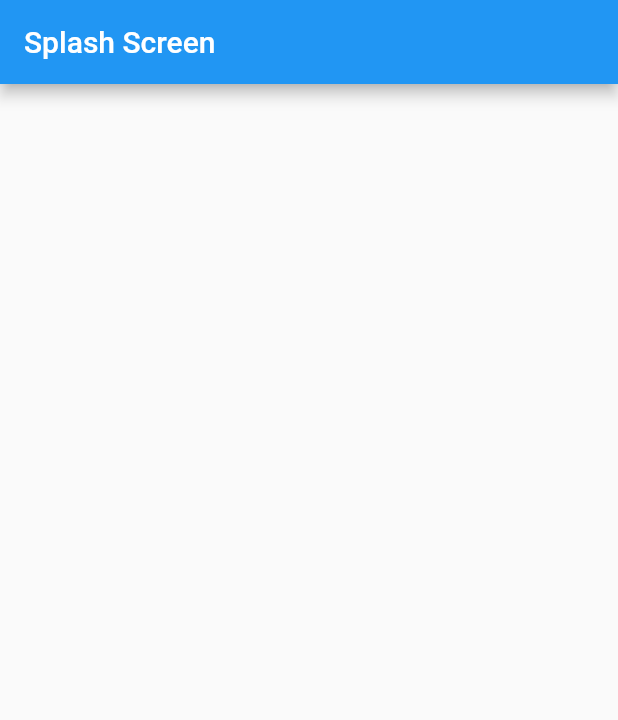
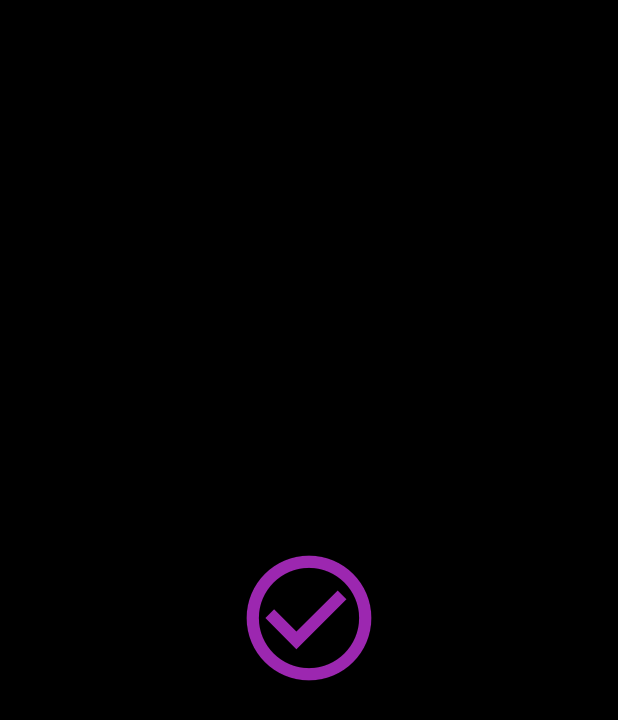
Before and after one commit to SomeBoDy1105/Tasks, a Flutter app: the first screen one second after launch, on a phone screen of 412 x 824 dp. Shown: the top 720 px of the screen. Run offline on Flutter 3.47's test engine with Material 2 defaults, Android fonts, the light colour scheme and no system bars; our stand-ins replace sqflite; accounts and stored records are empty.

Commit message:
add splash screen and add database helper

```diff
--- a/flutter_task2/lib/main.dart
+++ b/flutter_task2/lib/main.dart
@@ -1,6 +1,8 @@
 import 'package:flutter/material.dart';
 import 'package:flutter_task2/home_screen.dart';
 import 'package:flutter_task2/splash_screen.dart';
+import 'package:flutter_task2/todolist.dart';
+
 void main() {
   runApp(
     MaterialApp(
@@ -9,6 +11,7 @@ void main() {
       routes: {
         '/homeScreen': (context) => const HomeScreen(),
         '/splashScreen': (context) => const SplashScreen(),
+        '/todoList': (context) => const TodoList(),
       },
     ),
   );
--- a/flutter_task2/lib/splash_screen.dart
+++ b/flutter_task2/lib/splash_screen.dart
@@ -1,4 +1,6 @@
 import 'package:flutter/material.dart';
+import 'dart:async';
+import 'package:flutter_task2/home_screen.dart';
 
 class SplashScreen extends StatefulWidget {
   const SplashScreen({super.key});
@@ -9,10 +11,26 @@ class SplashScreen extends StatefulWidget {
 
 class _SplashScreenState extends State<SplashScreen> {
   @override
+  void initState() {
+    super.initState();
+    Timer(
+        const Duration(seconds: 3),
+        () => Navigator.pushReplacement(context,
+            MaterialPageRoute(builder: (context) => const HomeScreen())));
+  }
+
+  @override
   Widget build(BuildContext context) {
-    return Scaffold(
-      appBar: AppBar(
-        title: const Text('Splash Screen'),
+    return  const Scaffold(
+      backgroundColor: Colors.black,
+      body: Center(
+        child: Center(
+          child: Icon(
+            Icons.check_circle_outline,
+            color: Colors.purple,
+            size: 100,
+          ),
+        ),
       ),
     );
   }
```
Also changed, not shown: flutter_task2/lib/dbhelper.dart (+5 -63 lines), flutter_task2/lib/home_screen.dart (+10 -5 lines).
